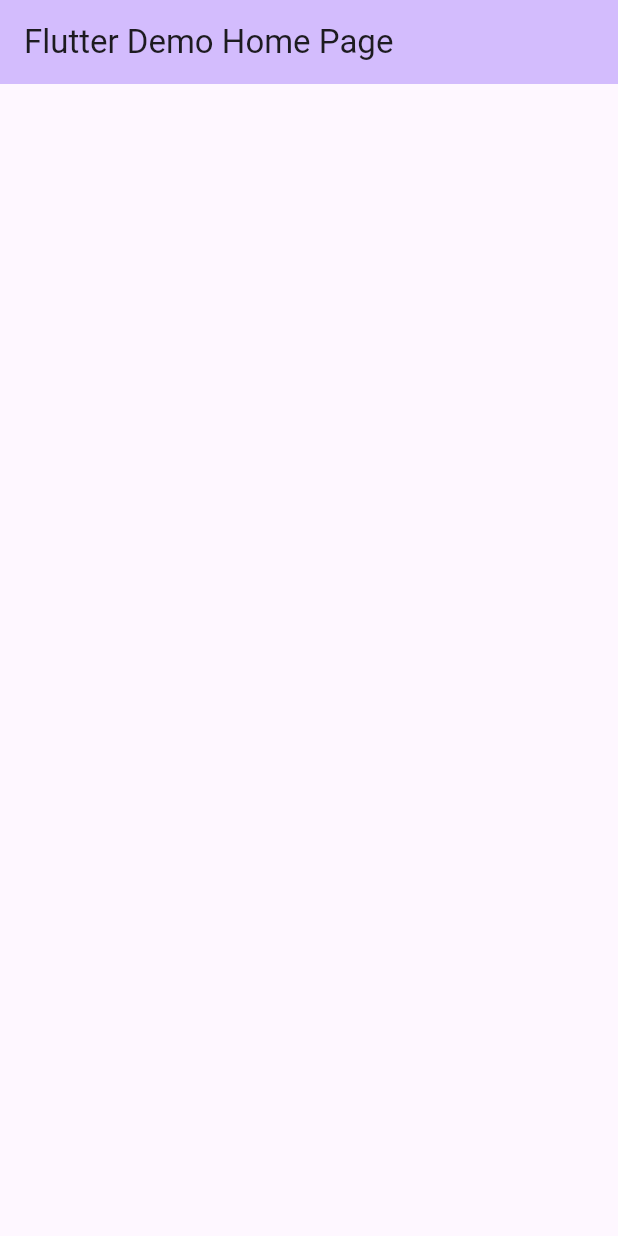
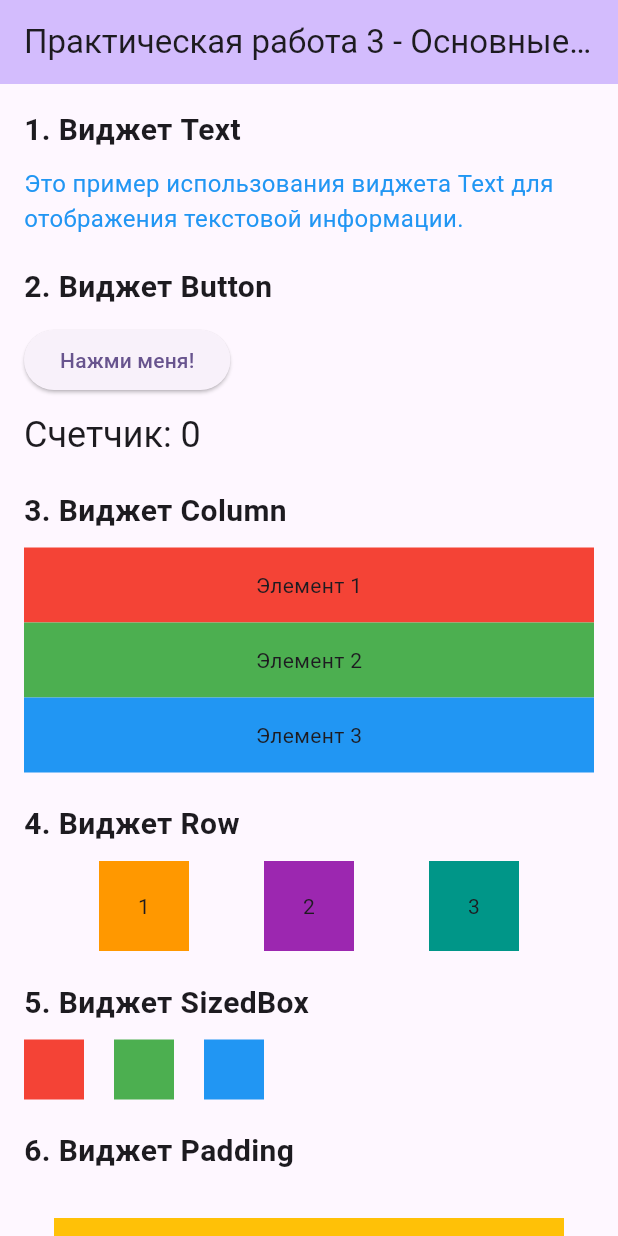
Before and after one commit to cleanTomato/prac3, a Flutter app: the screen it shows after launch, on a phone screen of 412 x 824 dp. Run offline on Flutter 3.47's test engine with Material 3 defaults, Android fonts, the phone set to English and light mode, and no system bars.

Commit message:
изучены виджеты: Text, Button, Column, Row, Container, SizedBox, Padding

```diff
--- a/lib/main.dart
+++ b/lib/main.dart
@@ -14,7 +14,7 @@ class MyApp extends StatelessWidget {
       theme: ThemeData(
         colorScheme: ColorScheme.fromSeed(seedColor: Colors.deepPurple),
       ),
-      home: const MyHomePage(title: 'Flutter Demo Home Page'),
+      home: const MyHomePage(title: 'Практическая работа 3 - Основные виджеты'),
     );
   }
 }
@@ -28,6 +28,14 @@ class MyHomePage extends StatefulWidget {
 }
 
 class _MyHomePageState extends State<MyHomePage> {
+  int _counter = 0;
+
+  void _incrementCounter() {
+    setState(() {
+      _counter++;
+    });
+  }
+
   @override
   Widget build(BuildContext context) {
     return Scaffold(
@@ -35,10 +43,174 @@ class _MyHomePageState extends State<MyHomePage> {
         backgroundColor: Theme.of(context).colorScheme.inversePrimary,
         title: Text(widget.title),
       ),
-      body: Center(
+      body: SingleChildScrollView(
+        padding: const EdgeInsets.all(16.0),
         child: Column(
-          mainAxisAlignment: MainAxisAlignment.center,
-          children: <Widget>[],
+          mainAxisAlignment: MainAxisAlignment.start,
+          crossAxisAlignment: CrossAxisAlignment.start,
+          children: <Widget>[
+            const Text(
+              '1. Виджет Text',
+              style: TextStyle(fontSize: 20, fontWeight: FontWeight.bold),
+            ),
+            const SizedBox(height: 10),
+            const Text(
+              'Это пример использования виджета Text для отображения текстовой информации.',
+              style: TextStyle(fontSize: 16, color: Colors.blue),
+              textAlign: TextAlign.left,
+            ),
+            const SizedBox(height: 20),
+
+            const Text(
+              '2. Виджет Button',
+              style: TextStyle(fontSize: 20, fontWeight: FontWeight.bold),
+            ),
+            const SizedBox(height: 10),
+            ElevatedButton(
+              onPressed: _incrementCounter,
+              child: const Text('Нажми меня!'),
+            ),
+            const SizedBox(height: 10),
+            Text(
+              'Счетчик: $_counter',
+              style: Theme.of(context).textTheme.headlineSmall,
+            ),
+            const SizedBox(height: 20),
+
+            const Text(
+              '3. Виджет Column',
+              style: TextStyle(fontSize: 20, fontWeight: FontWeight.bold),
+            ),
+            const SizedBox(height: 10),
+            Column(
+              children: [
+                Container(
+                  color: Colors.red,
+                  height: 50,
+                  width: double.infinity,
+                  child: const Center(child: Text('Элемент 1')),
+                ),
+                Container(
+                  color: Colors.green,
+                  height: 50,
+                  width: double.infinity,
+                  child: const Center(child: Text('Элемент 2')),
+                ),
+                Container(
+                  color: Colors.blue,
+                  height: 50,
+                  width: double.infinity,
+                  child: const Center(child: Text('Элемент 3')),
+                ),
+              ],
+            ),
+            const SizedBox(height: 20),
+
+            const Text(
+              '4. Виджет Row',
+              style: TextStyle(fontSize: 20, fontWeight: FontWeight.bold),
+            ),
+            const SizedBox(height: 10),
+            Row(
+              mainAxisAlignment: MainAxisAlignment.spaceEvenly,
+              children: [
+                Container(
+                  color: Colors.orange,
+                  height: 60,
+                  width: 60,
+                  child: const Center(child: Text('1')),
+                ),
+                Container(
+                  color: Colors.purple,
+                  height: 60,
+                  width: 60,
+                  child: const Center(child: Text('2')),
+                ),
+                Container(
+                  color: Colors.teal,
+                  height: 60,
+                  width: 60,
+                  child: const Center(child: Text('3')),
+                ),
+              ],
+            ),
+            const SizedBox(height: 20),
+
+            const Text(
+              '5. Виджет SizedBox',
+              style: TextStyle(fontSize: 20, fontWeight: FontWeight.bold),
+            ),
+            const SizedBox(height: 10),
+            Row(
+              children: [
+                Container(
+                  color: Colors.red,
+                  height: 40,
+                  width: 40,
+                ),
+                const SizedBox(width: 20), // Пространство между элементами
+                Container(
+                  color: Colors.green,
+                  height: 40,
+                  width: 40,
+                ),
+                const SizedBox(width: 20),
+                Container(
+                  color: Colors.blue,
+                  height: 40,
+                  width: 40,
+                ),
+              ],
+            ),
+            const SizedBox(height: 20),
+
+            const Text(
+              '6. Виджет Padding',
+              style: TextStyle(fontSize: 20, fontWeight: FontWeight.bold),
+            ),
+            const SizedBox(height: 10),
+            Padding(
+              padding: const EdgeInsets.all(20.0),
+              child: Container(
+                color: Colors.amber,
+                height: 60,
+                width: double.infinity,
+                child: const Center(child: Text('Этот контейнер имеет отступы')),
+              ),
+            ),
+            const SizedBox(height: 20),
+
+            const Text(
+              '7. Виджет Container',
+              style: TextStyle(fontSize: 20, fontWeight: FontWeight.bold),
+            ),
+            const SizedBox(height: 10),
+            Container(
+              width: double.infinity,
+              height: 100,
+              margin: const EdgeInsets.symmetric(vertical: 10),
+              padding: const EdgeInsets.all(15),
+              decoration: BoxDecoration(
+                color: Colors.deepPurple,
+                borderRadius: BorderRadius.circular(10),
+                boxShadow: [
+                  BoxShadow(
+                    color: Colors.grey.withOpacity(0.5),
+                    spreadRadius: 2,
+                    blurRadius: 5,
+                    offset: const Offset(0, 3),
+                  ),
+                ],
+              ),
+              child: const Center(
+                child: Text(
+                  'Это виджет Container с разными свойствами',
+                  style: TextStyle(color: Colors.white, fontSize: 16),
+                  textAlign: TextAlign.center,
+                ),
+              ),
+            ),
+          ],
         ),
       ),
     );
```
